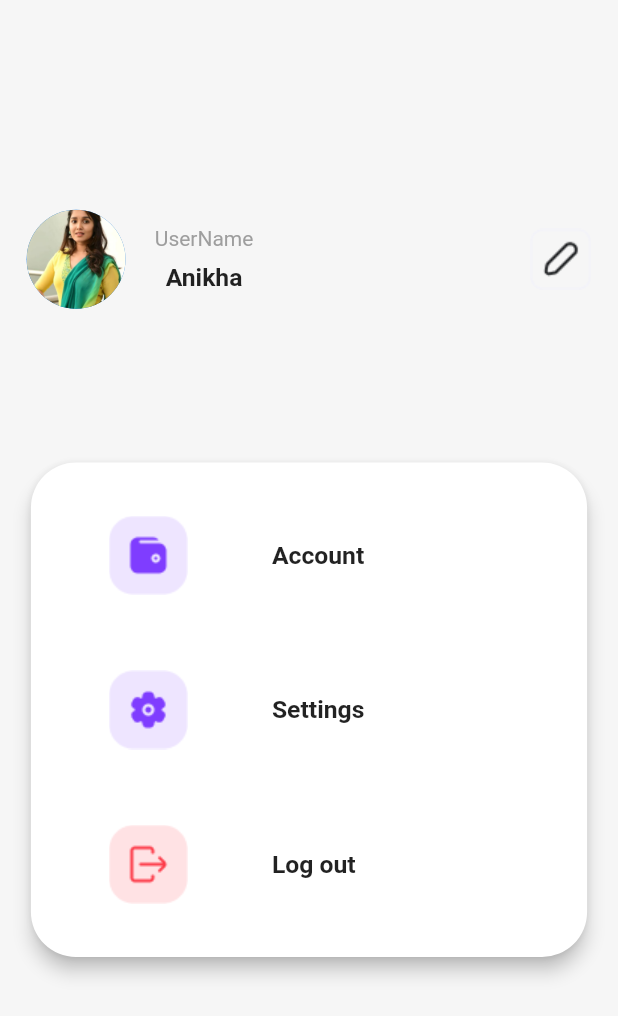
After one commit to rahulsvaz/expense_manager, a Flutter app: the Settings screen opened directly, on a phone screen of 412 x 824 dp. The commit adds this screen. Shown: the top 1016 px of the screen. Run offline on Flutter 3.47's test engine with Material 2 defaults, Android fonts, the light colour scheme and no system bars; our stand-ins replace get, google_nav_bar, iconly; missing offline and left inert: flutter_swipe_button.

Commit message:
g nav added

```diff
--- a/lib/view/screens/add_expense_page.dart
+++ b/lib/view/screens/add_expense_page.dart
@@ -75,7 +75,7 @@ class AddExpensePage extends StatelessWidget {
                     ),
                     SizedBox(height: height * 0.02),
                     AttachmentButton(width: width, height: height),
-                    SizedBox(height: height * 0.1),
+                     SizedBox(height: height * 0.07),
                     LoginSignUpButton(
                       onPressed: () {
                         Get.back();
--- a/lib/view/screens/add_income_Page.dart
+++ b/lib/view/screens/add_income_Page.dart
@@ -75,7 +75,7 @@ class AddIncomePage extends StatelessWidget {
                     ),
                     SizedBox(height: height * 0.02),
                     AttachmentButton(width: width, height: height),
-                    SizedBox(height: height * 0.1),
+                    SizedBox(height: height * 0.07),
                     LoginSignUpButton(
                       onPressed: () {
                         Get.back();
--- /dev/null
+++ b/lib/view/screens/settings_page.dart
@@ -0,0 +1,112 @@
+import 'package:expense_manager/viewModel/constants/colors/colors.dart';
+import 'package:flutter/material.dart';
+
+class Settings extends StatelessWidget {
+  const Settings({super.key});
+
+  @override
+  Widget build(BuildContext context) {
+    final height = MediaQuery.sizeOf(context).height;
+    final width = MediaQuery.sizeOf(context).width;
+
+    return Scaffold(
+      body: Column(
+        children: [
+          SizedBox(
+            height: height * 0.05,
+          ),
+          Padding(
+            padding: const EdgeInsets.all(8.0),
+            child: Row(
+              mainAxisAlignment: MainAxisAlignment.spaceEvenly,
+              children: [
+                SizedBox(
+                  // height: height * 0.2,
+                  // width: width * 0.2,
+                  child:  CircleAvatar(
+                    radius: height*0.04,
+                      backgroundImage: const AssetImage(
+                    'assets/images/user.jpeg',
+                  )),
+                ),
+                SizedBox(height: height*0.3,),
+                Column(
+                  children: [
+                    const Text('UserName', style: TextStyle(color: Pallete.grey)),
+                    SizedBox(
+                      height: height * 0.01,
+                    ),
+                    Text('Anikha',
+                        style: TextStyle(
+                            fontSize: height * 0.02,
+                            fontWeight: FontWeight.bold)),
+                  ],
+                ),
+                SizedBox(width: width*.4,),
+                Image.asset('assets/images/Button_Icon.png'),
+
+              ],
+            ),
+          ),
+
+          // SizedBox(height: height*0.1,),
+          Card(
+            elevation: 5,
+            shape:
+                RoundedRectangleBorder(borderRadius: BorderRadius.circular(30)),
+            child: SizedBox(
+              width: width * .9,
+              height: height * 0.4,
+              child: Padding(
+                padding: EdgeInsets.only(left: width * 0.09),
+                child: Column(
+                    mainAxisAlignment: MainAxisAlignment.spaceEvenly,
+                    children: [
+                      Row(
+                        children: [
+                          Image.asset('assets/images/wallet.png',height: height*0.1,),
+                          SizedBox(
+                            width: width * 0.1,
+                          ),
+                          Text(
+                            'Account',
+                            style: textStyleSettings(height),
+                          )
+                        ],
+                      ),
+                      Row(
+                        children: [
+                          Image.asset('assets/images/settings.png',height: height*0.1,),
+                          SizedBox(
+                            width: width * 0.1,
+                          ),
+                          Text(
+                            'Settings',
+                            style: textStyleSettings(height),
+                          )
+                        ],
+                      ),
+                      Row(
+                        children: [
+                          Image.asset('assets/images/logout.png',height: height*0.1,),
+                          SizedBox(
+                            width: width * 0.1,
+                          ),
+                          Text(
+                            'Log out',
+                            style: textStyleSettings(height),
+                          )
+                        ],
+                      )
+                    ]),
+              ),
+            ),
+          )
+        ],
+      ),
+    );
+  }
+
+  TextStyle textStyleSettings(double height) =>
+      TextStyle(fontSize: height * 0.02, fontWeight: FontWeight.bold);
+}
--- a/lib/viewModel/constants/colors/colors.dart
+++ b/lib/viewModel/constants/colors/colors.dart
@@ -1,6 +1,7 @@
 import 'package:flutter/material.dart';
 
 class Pallete {
+  static const Color scaffoldBgColor = Color.fromRGBO(246, 246, 246, 1);
   static const Color buttonColor = Color(0xFF7E3DFF);
   static const Color white = Colors.white;
   static const Color purple = Color(0xFF7E3DFF);
```
Also changed, not shown: lib/main.dart (+6 -4 lines), lib/view/screens/g_nav.dart (added, +85 -0 lines), lib/view/screens/home_screen.dart (+12 -9 lines), lib/view/screens/transaction_details.dart (+5 -2 lines), pubspec.yaml (+7 -0 lines), assets/images/Button_Icon.png (added), assets/images/logout.png (added), assets/images/settings.png (added), assets/images/wallet.png (added), pubspec.lock, 3 other files.
